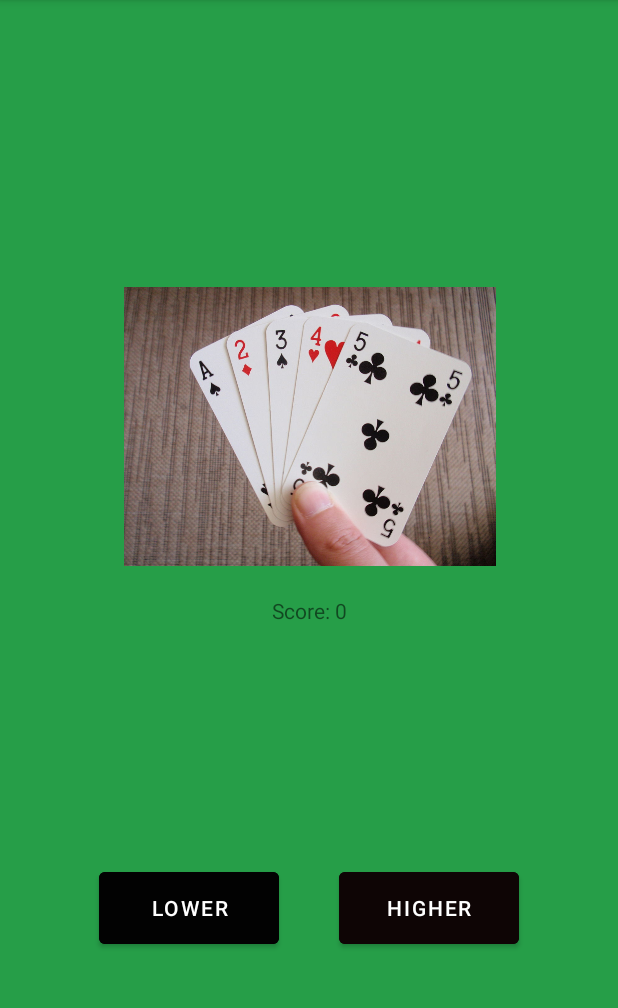
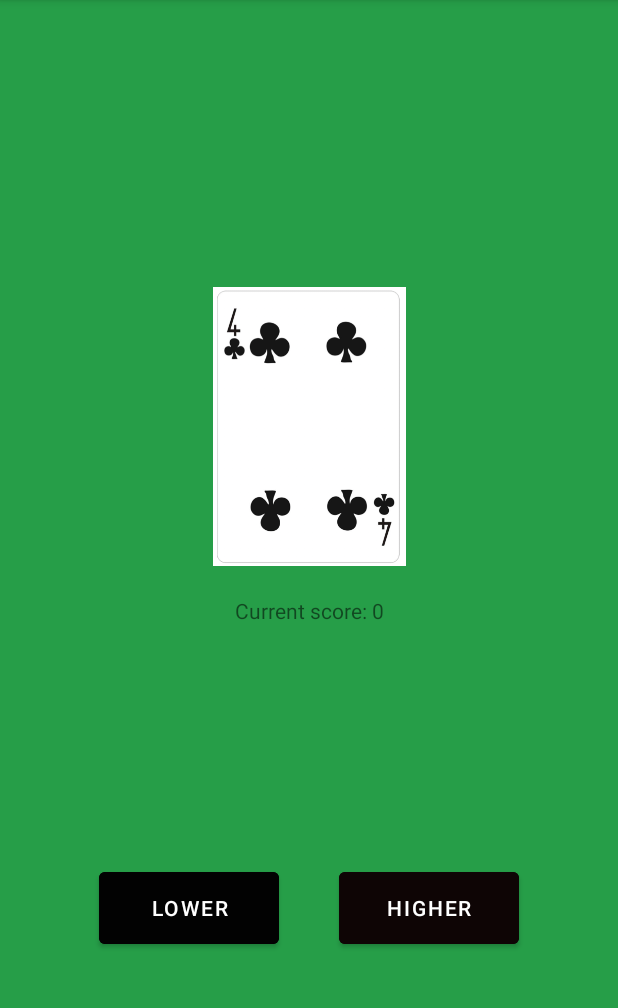
Before and after one commit to ImeAbd/HighOrLow, an Android app: the CardGameActivity screen opened directly, with no data from a screen before it, after a tap on "LOWER", on a phone screen of 412 x 824 dp, the part 84-1092 px from its top. Run offline under Robolectric (Android 15) with nearby library versions, the phone set to English and light mode, and no system bars; 1 other tap on this screen came first.

Commit message:
Finalized randomFunction for High and Low Button

```diff
--- a/app/src/main/java/com/example/highorlow/CardGameActivity.kt
+++ b/app/src/main/java/com/example/highorlow/CardGameActivity.kt
@@ -4,93 +4,85 @@ import android.annotation.SuppressLint
 import androidx.appcompat.app.AppCompatActivity
 import android.os.Bundle
 import android.util.Log
-import android.view.View
 import android.widget.Button
 import android.widget.ImageView
 import android.widget.TextView
 import kotlin.random.Random
 
 class CardGameActivity : AppCompatActivity() {
-    var scoreCount = 0
-    var scoreView: TextView? = null
+    private var scoreCount = 0
     private lateinit var cardImage: ImageView
-    lateinit var scoreTextView: TextView
+    private lateinit var scoreTextView: TextView
     private val deck = mutableListOf<Card>()
+    private var lastCard: Card? = null
+
 
     @SuppressLint("SetTextI18n")
     override fun onCreate(savedInstanceState: Bundle?) {
         super.onCreate(savedInstanceState)
         setContentView(R.layout.activity_card_game)
         scoreCount = 0
-        this.scoreTextView = findViewById<View>(R.id.scoreTextView) as TextView
-        scoreTextView.text = "Score: $scoreCount"
+        scoreTextView = findViewById(R.id.scoreTextView)
+        scoreTextView.text = "Current score: $scoreCount"
 
         val lowerButton: Button = findViewById(R.id.lowerButton)
         val higherButton: Button = findViewById(R.id.higherButton)
+        cardImage = findViewById(R.id.cardImage)
+
+        createDeck()
+
+        Log.d("!!!", "start")
+
+        higherButton.setOnClickListener {
+            getHighRandomCard()
+        }
 
 
-        cardImage = findViewById(R.id.cardImage)
+        lowerButton.setOnClickListener {
+            getLowRandomCard()
 
-
-        findViewById<Button>(R.id.higherButton)
-        higherButton.setOnClickListener {
-            getRandomCard()
-
-            findViewById<Button>(R.id.lowerButton)
-            lowerButton.setOnClickListener {
-                getRandomCard()
-            }
         }
     }
 
 
-    private fun getRandomCard() {
+
+
+    private fun getHighRandomCard() {
         val random = Random.nextInt(deck.size)
-        val card = deck[random]
-        cardImage.setImageResource(card.image)
-            when (random){
-                R.id.higherButton -> if (card.value > deck.size) card.value else deck.size
+        val newCard = deck[random]
+        cardImage.setImageResource(newCard.image)
 
-                }
-                if (card.value < deck.size) deck.size else (card.value); run {
-                    Log.d("!!!", card.suite)
+        if (lastCard != null) {
 
+
+            Log.d("!!!", "new: ${newCard.value} old: ${lastCard?.value}")
+
+            if (newCard.value > lastCard!!.value) {
                 upScore()
             }
-            when (random){
-                R.id.lowerButton -> if (card.value < deck.size) card.value else deck.size
+        }
+        lastCard = newCard
     }
 
-                if (card.value > deck.size) deck.size else (card.value); run {
-                    Log.d("!!!", card.suite)
+    private fun getLowRandomCard() {
+        val random = Random.nextInt(deck.size)
+        val newCard = deck[random]
+        cardImage.setImageResource(newCard.image)
 
+        if (lastCard != null) {
+
+
+            Log.d("!!!", "new: ${newCard.value} old: ${lastCard?.value}")
+
+            if (newCard.value < lastCard!!.value) {
                 upScore()
+            }
+        }
+        lastCard = newCard
     }
 
 
-//    private fun getRandomCard() {
-//        val random = Random.nextInt(deck.size)
-//        val card = deck[random]
-//        cardImage.setImageResource(card.image)
-//        // val index = Random.nextInt(deck.size)
-//        // val cpuChoice = deck[index]
-//        // var message = ""
-////         val id = view.id
-//        when (random) {
-//            R.id.higherButton -> if (card.value < random) {
-//                //Right Choice
-////                message = "You were right! It was a higher card!"
-//            } else if (card.value < random) {
-//                //Wrong Choice
-////                message = "You were wrong! It was a lower card!"
-////
-////                upScore()
-
-
-//         Function för att slump kort
-
-
-    fun createDeck() {
+    private fun createDeck() {
 
         val card0 = Card(image = R.drawable.club_ace, 1, "clubs")
         val card1 = Card(image = R.drawable.club_two, 2, "clubs")
@@ -124,14 +116,11 @@ class CardGameActivity : AppCompatActivity() {
         deck.shuffle()
 
 
+    }
 
+    private fun upScore() {
+        Log.d("!!!", "score $scoreCount")
+        scoreCount++
+        scoreTextView.text = "Current score: $scoreCount"
     }
 }
-
-
-    @SuppressLint("SetTextI18n")
-    fun upScore() {
-        scoreCount++
-        scoreView!!.text = "Score: $scoreCount"
-        }
-}
--- a/app/src/main/res/layout/activity_card_game.xml
+++ b/app/src/main/res/layout/activity_card_game.xml
@@ -16,7 +16,7 @@
         app:layout_constraintEnd_toEndOf="parent"
         app:layout_constraintStart_toStartOf="parent"
         app:layout_constraintTop_toTopOf="parent"
-        app:srcCompat="@drawable/card" />
+        app:srcCompat="@drawable/club_eight" />
 
     <Button
         android:id="@+id/higherButton"
@@ -49,7 +49,6 @@
         android:layout_width="wrap_content"
         android:layout_height="wrap_content"
         android:layout_marginTop="20dp"
-        android:text="Your score is:"
         app:layout_constraintEnd_toEndOf="parent"
         app:layout_constraintStart_toStartOf="parent"
         app:layout_constraintTop_toBottomOf="@+id/cardImage" />
```
Lines whose indentation alone changed are shown as unchanged.
